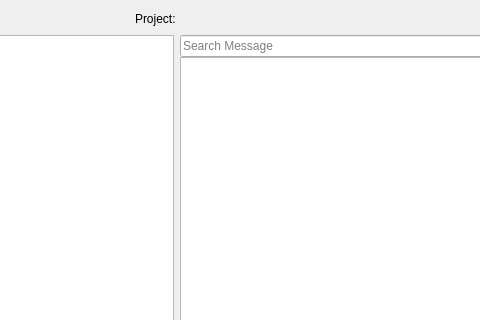
Old version of the form mslib/msui/ui/ui_mscolab_operation_window.ui in the repository Open-MSS/MSS; both pictures show x 91 to 571 and y 0 to 320 of the 867 by 687 pixel window.
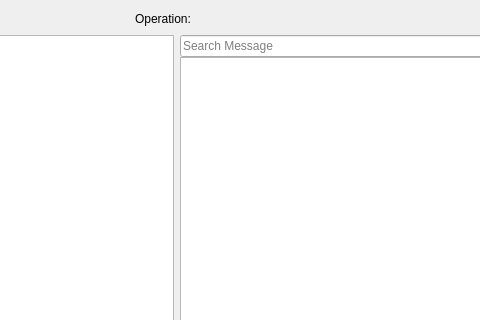
New version of the form.

```diff
--- a/mslib/msui/ui/ui_mscolab_operation_window.ui
+++ b/mslib/msui/ui/ui_mscolab_operation_window.ui
@@ -59,7 +59,7 @@
            </sizepolicy>
           </property>
           <property name="text">
-           <string>Project:</string>
+           <string>Operation:</string>
           </property>
          </widget>
         </item>
```
Left out of the diff: 8 changed lines with no effect on the pictures.
